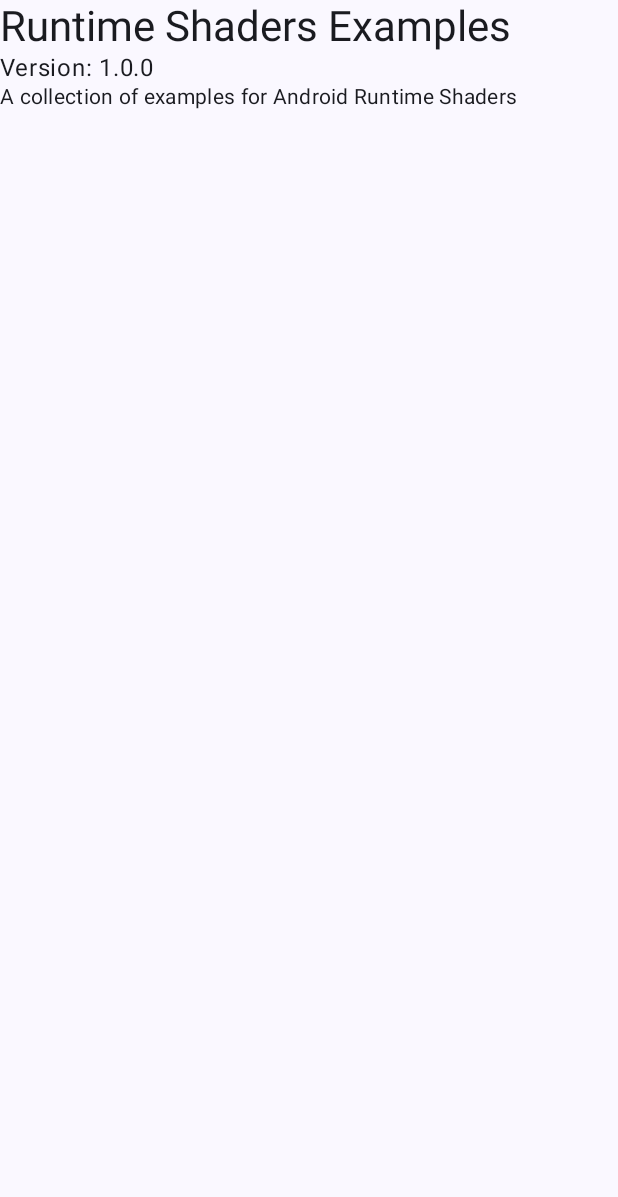
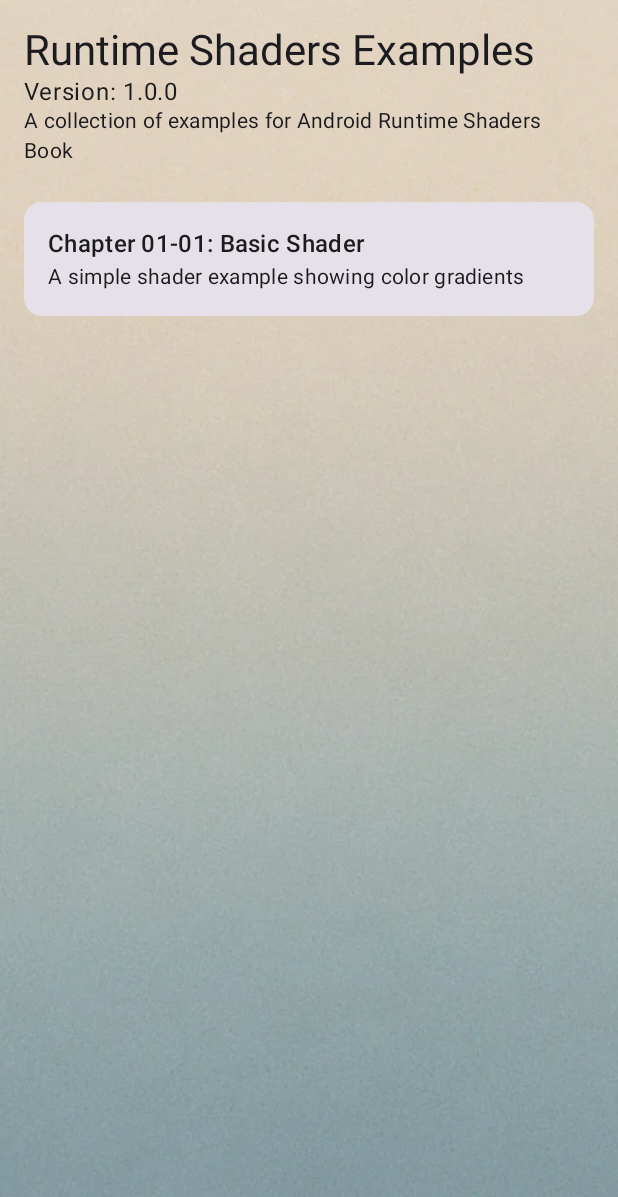
Before and after one commit to AleksiejVolkov/runtimeshadersexamples, an Android app built with Jetpack Compose: the screen it shows after launch (MainActivity), on a phone screen of 412 x 824 dp. Shown: the top 1197 px of the screen. Run offline under Robolectric (Android 15) with nearby library versions, the light colour scheme and no system bars.

Commit message:
Added chapter 01 section 01 screen

```diff
--- a/app/build.gradle.kts
+++ b/app/build.gradle.kts
@@ -50,6 +50,9 @@
     // Koin
     implementation(libs.koin.android)
     implementation(libs.koin.androidx.compose)
+
+    // Navigation
+    implementation(libs.androidx.navigation.compose)
     testImplementation(libs.junit)
     androidTestImplementation(libs.androidx.junit)
     androidTestImplementation(libs.androidx.espresso.core)
--- a/app/src/main/java/com/offmind/runtimeshadersexamples/MainActivity.kt
+++ b/app/src/main/java/com/offmind/runtimeshadersexamples/MainActivity.kt
@@ -4,83 +4,39 @@
 import androidx.activity.ComponentActivity
 import androidx.activity.compose.setContent
 import androidx.activity.enableEdgeToEdge
-import androidx.compose.foundation.layout.Column
+import androidx.compose.foundation.Image
+import androidx.compose.foundation.isSystemInDarkTheme
 import androidx.compose.foundation.layout.fillMaxSize
-import androidx.compose.foundation.layout.padding
-import androidx.compose.material3.MaterialTheme
 import androidx.compose.material3.Scaffold
-import androidx.compose.material3.Text
 import androidx.compose.runtime.Composable
 import androidx.compose.ui.Modifier
-import androidx.compose.ui.tooling.preview.Preview
-import com.offmind.runtimeshadersexamples.model.Project
+import androidx.compose.ui.layout.ContentScale
+import androidx.compose.ui.res.painterResource
+import androidx.navigation.compose.rememberNavController
+import com.offmind.runtimeshadersexamples.navigation.AppNavigation
 import com.offmind.runtimeshadersexamples.ui.theme.RuntimeShadersExamplesTheme
-import org.koin.android.ext.android.inject
 
 class MainActivity : ComponentActivity() {
-    // Inject Project dependency
-    private val project: Project by inject()
-
     override fun onCreate(savedInstanceState: Bundle?) {
         super.onCreate(savedInstanceState)
         enableEdgeToEdge()
         setContent {
             RuntimeShadersExamplesTheme {
+                val navController = rememberNavController()
                 Scaffold(modifier = Modifier.fillMaxSize()) { innerPadding ->
-                    ProjectInfo(
-                        project = project,
-                        modifier = Modifier.padding(innerPadding)
+                    Image(
+                        modifier = Modifier
+                            .fillMaxSize(),
+                        contentScale = ContentScale.Crop,
+                        contentDescription = null,
+                        painter = painterResource(id = if(isSystemInDarkTheme()) R.drawable.background_dark else R.drawable.background)
+                    )
+                    AppNavigation(
+                        navController = navController,
+                        innerPadding = innerPadding
                     )
                 }
             }
         }
     }
 }
-
-@Composable
-fun ProjectInfo(project: Project, modifier: Modifier = Modifier) {
-    Column(modifier = modifier) {
-        Text(
-            text = project.name,
-            style = MaterialTheme.typography.headlineMedium
-        )
-        Text(
-            text = "Version: ${project.version}",
-            style = MaterialTheme.typography.bodyLarge
-        )
-        Text(
-            text = project.description,
-            style = MaterialTheme.typography.bodyMedium
-        )
-    }
-}
-
-@Composable
-fun Greeting(name: String, modifier: Modifier = Modifier) {
-    Text(
-        text = "Hello $name!",
-        modifier = modifier
-    )
-}
-
-@Preview(showBackground = true)
-@Composable
-fun ProjectInfoPreview() {
-    RuntimeShadersExamplesTheme {
-        ProjectInfo(
-            project = Project(
-                name = "Preview Project",
-                version = "1.0.0",
-                description = "This is a preview of the project info"
-            )
-        )
-    }
-}
-
-@Preview(showBackground = true)
-@Composable
-fun GreetingPreview() {
-    RuntimeShadersExamplesTheme {
-        Greeting("Android")
-    }
-}
--- a/app/src/main/java/com/offmind/runtimeshadersexamples/di/AppModule.kt
+++ b/app/src/main/java/com/offmind/runtimeshadersexamples/di/AppModule.kt
@@ -7,6 +7,5 @@
  * Koin module that provides application-level dependencies
  */
 val appModule = module {
-    // Provide Project as a singleton
     single { Project() }
 }
--- a/app/src/main/java/com/offmind/runtimeshadersexamples/model/Project.kt
+++ b/app/src/main/java/com/offmind/runtimeshadersexamples/model/Project.kt
@@ -1,10 +1,7 @@
 package com.offmind.runtimeshadersexamples.model
 
-/**
- * Project class that holds information about the current project
- */
 data class Project(
     val name: String = "Runtime Shaders Examples",
     val version: String = "1.0.0",
-    val description: String = "A collection of examples for Android Runtime Shaders"
+    val description: String = "A collection of examples for Android Runtime Shaders Book"
 )
--- /dev/null
+++ b/app/src/main/java/com/offmind/runtimeshadersexamples/navigation/AppNavigation.kt
@@ -0,0 +1,45 @@
+package com.offmind.runtimeshadersexamples.navigation
+
+import androidx.compose.foundation.layout.PaddingValues
+import androidx.compose.runtime.Composable
+import androidx.navigation.NavHostController
+import androidx.navigation.compose.NavHost
+import androidx.navigation.compose.composable
+import androidx.navigation.compose.rememberNavController
+import com.offmind.runtimeshadersexamples.ui.screens.Chapter0101
+import com.offmind.runtimeshadersexamples.ui.theme.LandingPage
+
+/**
+ * Navigation routes for the application
+ */
+object NavRoutes {
+    const val LANDING = "landing"
+    const val CHAPTER_0101 = "chapter_0101"
+}
+
+/**
+ * Main navigation component for the application
+ */
+@Composable
+fun AppNavigation(
+    navController: NavHostController = rememberNavController(),
+    innerPadding: PaddingValues
+) {
+    NavHost(
+        navController = navController,
+        startDestination = NavRoutes.LANDING
+    ) {
+        composable(NavRoutes.LANDING) {
+            LandingPage(
+                innerPadding = innerPadding,
+                onNavigateToChapter0101 = {
+                    navController.navigate(NavRoutes.CHAPTER_0101)
+                }
+            )
+        }
+
+        composable(NavRoutes.CHAPTER_0101) {
+            Chapter0101()
+        }
+    }
+}
--- /dev/null
+++ b/app/src/main/java/com/offmind/runtimeshadersexamples/ui/theme/LandingPage.kt
@@ -0,0 +1,119 @@
+package com.offmind.runtimeshadersexamples.ui.theme
+
+import androidx.compose.foundation.layout.Column
+import androidx.compose.foundation.layout.PaddingValues
+import androidx.compose.foundation.layout.fillMaxWidth
+import androidx.compose.foundation.layout.padding
+import androidx.compose.foundation.lazy.LazyColumn
+import androidx.compose.material3.Card
+import androidx.compose.material3.ExperimentalMaterial3Api
+import androidx.compose.material3.MaterialTheme
+import androidx.compose.material3.Text
+import androidx.compose.runtime.Composable
+import androidx.compose.ui.Modifier
+import androidx.compose.ui.tooling.preview.Preview
+import androidx.compose.ui.unit.dp
+import com.offmind.runtimeshadersexamples.model.Project
+import org.koin.compose.koinInject
+
+@Composable
+fun LandingPage(
+    innerPadding: PaddingValues,
+    onNavigateToChapter0101: () -> Unit = {}
+) {
+    val project: Project = koinInject()
+    Column {
+        ProjectInfo(
+            project = project,
+            modifier = Modifier.padding(innerPadding)
+        )
+        LazyColumn(
+            modifier = Modifier.padding(horizontal = 16.dp)
+        ) {
+            item {
+                ChapterItem(
+                    title = "Chapter 01-01: Basic Shader",
+                    description = "A simple shader example showing color gradients",
+                    onClick = onNavigateToChapter0101
+                )
+            }
+        }
+    }
+}
+
+@OptIn(ExperimentalMaterial3Api::class)
+@Composable
+fun ChapterItem(
+    title: String,
+    description: String,
+    onClick: () -> Unit
+) {
+    Card(
+        modifier = Modifier
+            .fillMaxWidth()
+            .padding(vertical = 8.dp),
+        onClick = onClick
+    ) {
+        Column(modifier = Modifier.padding(16.dp)) {
+            Text(
+                text = title,
+                style = MaterialTheme.typography.titleMedium
+            )
+            Text(
+                text = description,
+                style = MaterialTheme.typography.bodyMedium
+            )
+        }
+    }
+}
+
+@Composable
+fun ProjectInfo(project: Project, modifier: Modifier = Modifier) {
+    Column(modifier = modifier.padding(16.dp)) {
+        Text(
+            text = project.name,
+            color = MaterialTheme.colorScheme.onSurface,
+            style = MaterialTheme.typography.headlineMedium
+        )
+        Text(
+            text = "Version: ${project.version}",
+            color = MaterialTheme.colorScheme.onSurface,
+            style = MaterialTheme.typography.bodyLarge
+        )
+        Text(
+            text = project.description,
+            color = MaterialTheme.colorScheme.onSurface,
+            style = MaterialTheme.typography.bodyMedium
+        )
+    }
+}
+
+@Composable
+fun Greeting(name: String, modifier: Modifier = Modifier) {
+    Text(
+        text = "Hello $name!",
+        modifier = modifier
+    )
+}
+
+@Preview(showBackground = true)
+@Composable
+fun ProjectInfoPreview() {
+    RuntimeShadersExamplesTheme {
+        ProjectInfo(
+            project = Project(
+                name = "Preview Project",
+                version = "1.0.0",
+                description = "This is a preview of the project info"
+            )
+        )
+    }
+}
+
+@Preview(showBackground = true)
+@Composable
+fun GreetingPreview() {
+    RuntimeShadersExamplesTheme {
+        Greeting("Android")
+    }
+}
--- a/app/src/main/java/com/offmind/runtimeshadersexamples/ui/theme/Theme.kt
+++ b/app/src/main/java/com/offmind/runtimeshadersexamples/ui/theme/Theme.kt
@@ -9,28 +9,21 @@
 import androidx.compose.material3.dynamicLightColorScheme
 import androidx.compose.material3.lightColorScheme
 import androidx.compose.runtime.Composable
+import androidx.compose.ui.graphics.Color
 import androidx.compose.ui.platform.LocalContext
 
 private val DarkColorScheme = darkColorScheme(
     primary = Purple80,
     secondary = PurpleGrey80,
-    tertiary = Pink80
+    tertiary = Pink80,
+    onSurface = Color(color = 0xFF91A2B1),
 )
 
 private val LightColorScheme = lightColorScheme(
     primary = Purple40,
     secondary = PurpleGrey40,
-    tertiary = Pink40
-
-    /* Other default colors to override
-    background = Color(0xFFFFFBFE),
-    surface = Color(0xFFFFFBFE),
-    onPrimary = Color.White,
-    onSecondary = Color.White,
-    onTertiary = Color.White,
-    onBackground = Color(0xFF1C1B1F),
-    onSurface = Color(0xFF1C1B1F),
-    */
+    tertiary = Pink40,
+    onSurface = Color(color = 0xFF1C1B1F),
 )
 
 @Composable
@@ -41,11 +34,6 @@
     content: @Composable () -> Unit
 ) {
     val colorScheme = when {
-        dynamicColor && Build.VERSION.SDK_INT >= Build.VERSION_CODES.S -> {
-            val context = LocalContext.current
-            if (darkTheme) dynamicDarkColorScheme(context) else dynamicLightColorScheme(context)
-        }
-
         darkTheme -> DarkColorScheme
         else -> LightColorScheme
     }
--- a/gradle/libs.versions.toml
+++ b/gradle/libs.versions.toml
@@ -10,6 +10,7 @@
 composeBom = "2024.09.00"
 koin = "3.5.3"
 koinCompose = "3.5.3"
+navigationCompose = "2.7.7"
 
 [libraries]
 androidx-core-ktx = { group = "androidx.core", name = "core-ktx", version.ref = "coreKtx" }
@@ -28,6 +29,7 @@
 androidx-material3 = { group = "androidx.compose.material3", name = "material3" }
 koin-android = { group = "io.insert-koin", name = "koin-android", version.ref = "koin" }
 koin-androidx-compose = { group = "io.insert-koin", name = "koin-androidx-compose", version.ref = "koinCompose" }
+androidx-navigation-compose = { group = "androidx.navigation", name = "navigation-compose", version.ref = "navigationCompose" }
 
 [plugins]
 android-application = { id = "com.android.application", version.ref = "agp" }
```
Also changed, not shown: app/src/main/java/com/offmind/runtimeshadersexamples/ui/screens/Chapter0101.kt (added, +51 -0 lines), app/src/main/res/drawable/background.webp (added), app/src/main/res/drawable/background_dark.webp (added).
